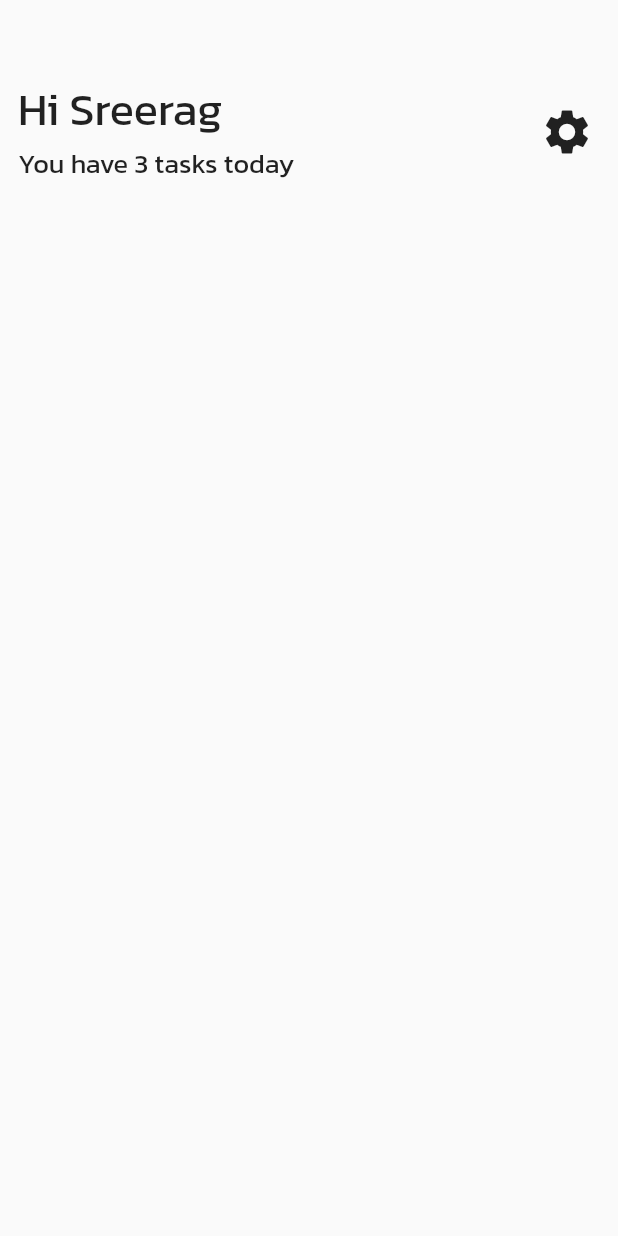
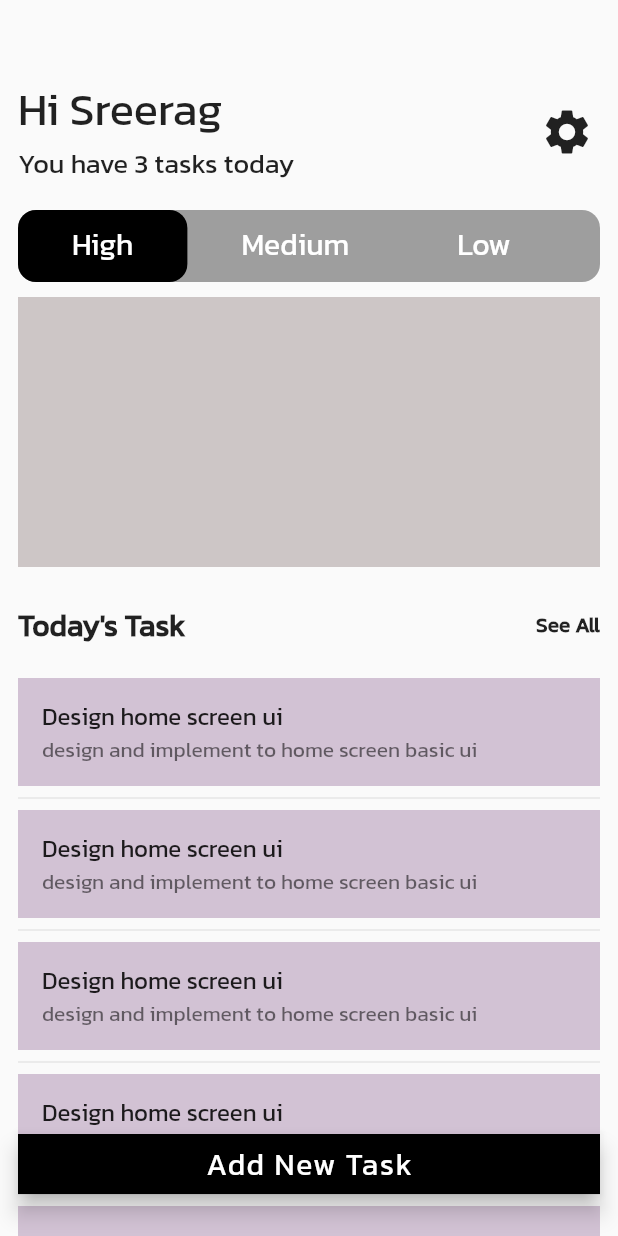
Before and after one commit to sreerag5375/TodoApp, a Flutter app: the screen it shows after launch, after a tap on "Get Started", on a phone screen of 412 x 824 dp. Run offline on Flutter 3.47's test engine with Material 2 defaults, Android fonts, the phone set to English and light mode, and no system bars.

Commit message:
home screen ui completed

```diff
--- a/lib/const/app_colors.dart
+++ b/lib/const/app_colors.dart
@@ -1,3 +1,7 @@
-import 'dart:ui';
+import 'package:flutter/material.dart';
 
-const Color appBackgroundColor = Color.fromARGB(255, 237, 235, 229);
+class AppColors {
+  static const Color PRIMARY_COLOR = Colors.white;
+  static const Color SECONDARY_COLOR = Colors.black;
+  static const Color ACCENT_COLOR = Colors.grey;
+}
--- /dev/null
+++ b/lib/const/app_sizes.dart
@@ -0,0 +1,4 @@
+class AppSizes {
+  static const double PAGE_PADDING = 12.0;
+  static const double SUB_HEADING_FONT_SIZE = 20.0;
+}
--- a/lib/main.dart
+++ b/lib/main.dart
@@ -22,9 +22,8 @@ class MyApp extends StatelessWidget {
       debugShowCheckedModeBanner: false,
       home: const SplashScreen(),
       routes: {
-        'home' : (context) => const HomeScreen(),
+        'home': (context) =>  HomeScreen(),
       },
-
     );
   }
 }
--- a/lib/views/screens/home_screen.dart
+++ b/lib/views/screens/home_screen.dart
@@ -1,19 +1,127 @@
 import 'package:flutter/material.dart';
-import 'package:todo_app/views/widgets/app_bar.dart';
-import 'package:todo_app/views/widgets/spacing.dart';
+import '/const/app_colors.dart';
+import '/const/app_sizes.dart';
+import '/views/widgets/app_bar.dart';
+import '/views/widgets/floating_btn_add_task.dart';
+import '/views/widgets/spacing.dart';
+import '../widgets/todo_item_list_title.dart';
 
-class HomeScreen extends StatelessWidget {
+class HomeScreen extends StatefulWidget {
   const HomeScreen({super.key});
 
   @override
+  State<HomeScreen> createState() => _HomeScreenState();
+}
+
+class _HomeScreenState extends State<HomeScreen>
+    with SingleTickerProviderStateMixin {
+  late TabController _tabController;
+  @override
+  void initState() {
+    // TODO: implement initState
+    super.initState();
+    _tabController = TabController(length: 3, vsync: this);
+  }
+
+  @override
   Widget build(BuildContext context) {
-    return const Scaffold(
+    // TabController tabController = TabController(length: 3, vsync: this);
+    return Scaffold(
       body: Padding(
-        padding: EdgeInsets.only(left: 12, right: 12),
+        padding: const EdgeInsets.symmetric(horizontal: AppSizes.PAGE_PADDING),
         child: Column(
-          children: [Spacing(space: 50), AppBarTodo()],
+          children: [
+            const Spacing(space: 50),
+            const AppBarTodo(),
+            const Spacing(space: 18),
+            Container(
+              width: double.infinity,
+              decoration: BoxDecoration(
+                  color: AppColors.ACCENT_COLOR,
+                  borderRadius: BorderRadius.circular(12)),
+              child: TabBar(
+                  controller: _tabController,
+                  indicator: BoxDecoration(
+                      color: AppColors.SECONDARY_COLOR,
+                      borderRadius: BorderRadius.circular(12)),
+                  isScrollable: true,
+                  labelPadding: const EdgeInsets.symmetric(horizontal: 36),
+                  tabs: const [
+                    Tab(
+                      child: Text(
+                        'High',
+                        style: TextStyle(
+                            fontSize: AppSizes.SUB_HEADING_FONT_SIZE,
+                            color: AppColors.PRIMARY_COLOR),
+                      ),
+                    ),
+                    Tab(
+                      child: Text(
+                        'Medium',
+                        style: TextStyle(
+                            fontSize: AppSizes.SUB_HEADING_FONT_SIZE,
+                            color: AppColors.PRIMARY_COLOR),
+                      ),
+                    ),
+                    Tab(
+                      child: Text(
+                        'Low',
+                        style: TextStyle(
+                            fontSize: AppSizes.SUB_HEADING_FONT_SIZE,
+                            color: AppColors.PRIMARY_COLOR),
+                      ),
+                    )
+                  ]),
+            ),
+            const Spacing(space: 10),
+            SizedBox(
+                height: 180,
+                child: TabBarView(controller: _tabController, children: [
+                  Container(
+                    color: const Color.fromARGB(255, 205, 198, 198),
+                  ),
+                  Container(
+                    color: const Color.fromARGB(255, 246, 170, 147),
+                  ),
+                  Container(
+                    color: const Color.fromARGB(255, 193, 208, 234),
+                  ),
+                ])),
+            const Spacing(space: 24),
+            const TodoItemsListHeading(),
+            const Spacing(space: 20),
+            TodoItemList()
+          ],
         ),
       ),
+      floatingActionButton: const AddNewTaskButton(),
+      floatingActionButtonLocation: FloatingActionButtonLocation.centerFloat,
     );
   }
 }
+
+class TodoItemList extends StatelessWidget {
+  const TodoItemList({
+    super.key,
+  });
+
+  @override
+  Widget build(BuildContext context) {
+    return Expanded(
+      child: ListView.separated(
+          padding: EdgeInsets.zero,
+          itemBuilder: (ctx, index) {
+            return Container(
+              color: const Color.fromARGB(255, 210, 194, 212),
+              child: const ListTile(
+                title: Text('Design home screen ui'),
+                subtitle:
+                    Text('design and implement to home screen basic ui'),
+              ),
+            );
+          },
+          separatorBuilder: (ctx, index) => const Divider(),
+          itemCount: 20),
+    );
+  }
+}
--- a/lib/views/screens/splash_screen.dart
+++ b/lib/views/screens/splash_screen.dart
@@ -1,5 +1,5 @@
 import 'package:flutter/material.dart';
-import 'package:google_fonts/google_fonts.dart';
+import 'package:todo_app/const/app_colors.dart';
 import 'package:todo_app/views/widgets/btn_primary.dart';
 import 'package:todo_app/views/widgets/spacing.dart';
 
@@ -10,22 +10,21 @@ class SplashScreen extends StatelessWidget {
   Widget build(BuildContext context) {
     return Scaffold(
       body: Container(
-        color: Colors.white,
+        color: AppColors.PRIMARY_COLOR,
         child: Padding(
           padding: const EdgeInsets.only(left: 24, right: 14),
           child: Column(
             crossAxisAlignment: CrossAxisAlignment.start,
             children: [
               const Spacing(space: 120),
-              Text(
+              const Text(
                 'Welcome !',
                 style: TextStyle(
-                  // color: Colors.black,
                   fontSize: 46,
                   fontWeight: FontWeight.bold,
                 ),
               ),
-              Opacity(
+              const Opacity(
                 opacity: .5,
                 child: Text(
                   'Effortlessly Manage Your Tasks',
--- a/lib/views/widgets/btn_primary.dart
+++ b/lib/views/widgets/btn_primary.dart
@@ -1,4 +1,5 @@
 import 'package:flutter/material.dart';
+import 'package:todo_app/const/app_colors.dart';
 
 class PrimaryBtn extends StatelessWidget {
   final String text;
@@ -13,11 +14,12 @@ class PrimaryBtn extends StatelessWidget {
   Widget build(BuildContext context) {
     return ElevatedButton(
         style: ButtonStyle(
-            backgroundColor: MaterialStateProperty.all(Colors.black)),
+            backgroundColor:
+                MaterialStateProperty.all(AppColors.SECONDARY_COLOR)),
         onPressed: onPressed,
         child: Text(
           text,
-          style: const TextStyle(color: Colors.white),
+          style: const TextStyle(color: AppColors.PRIMARY_COLOR),
         ));
   }
 }
--- /dev/null
+++ b/lib/views/widgets/floating_btn_add_task.dart
@@ -0,0 +1,27 @@
+import 'package:flutter/material.dart';
+import 'package:todo_app/const/app_colors.dart';
+import 'package:todo_app/const/app_sizes.dart';
+
+class AddNewTaskButton extends StatelessWidget {
+  const AddNewTaskButton({super.key});
+
+  @override
+  Widget build(BuildContext context) {
+    return Padding(
+      padding: const EdgeInsets.all(AppSizes.PAGE_PADDING),
+      child: SizedBox(
+        width: double.infinity,
+        height: 40,
+        child: FloatingActionButton(
+          onPressed: () {},
+          shape: const RoundedRectangleBorder(),
+          backgroundColor: AppColors.SECONDARY_COLOR,
+          child: const Text(
+            'Add New Task',
+            style: TextStyle(fontSize: AppSizes.SUB_HEADING_FONT_SIZE, color: AppColors.PRIMARY_COLOR),
+          ),
+        ),
+      ),
+    );
+  }
+}
--- /dev/null
+++ b/lib/views/widgets/todo_item_list.dart
@@ -0,0 +1,27 @@
+import 'package:flutter/material.dart';
+import 'package:todo_app/views/widgets/spacing.dart';
+
+class TodoItemList extends StatelessWidget {
+  const TodoItemList({super.key});
+
+  @override
+  Widget build(BuildContext context) {
+    return Expanded(
+      child: Container(
+        child: ListView.separated(
+            itemBuilder: (context, index) {
+              return Container(
+                color: Color.fromARGB(255, 210, 194, 212),
+                child: const ListTile(
+                  title: Text('Design home screen ui'),
+                  subtitle:
+                      Text('design and implement to home screen basic ui'),
+                ),
+              );
+            },
+            separatorBuilder: (context, index) => const Spacing(space: 14),
+            itemCount: 10),
+      ),
+    );
+  }
+}
--- /dev/null
+++ b/lib/views/widgets/todo_item_list_title.dart
@@ -0,0 +1,22 @@
+import 'package:flutter/material.dart';
+
+class TodoItemsListHeading extends StatelessWidget {
+  const TodoItemsListHeading({super.key});
+
+  @override
+  Widget build(BuildContext context) {
+    return const Row(
+      mainAxisAlignment: MainAxisAlignment.spaceBetween,
+      children: [
+        Text(
+          "Today's Task",
+          style: TextStyle(fontSize: 20, fontWeight: FontWeight.bold),
+        ),
+        Text(
+          'See All',
+          style: TextStyle(fontWeight: FontWeight.bold),
+        )
+      ],
+    );
+  }
+}
```
